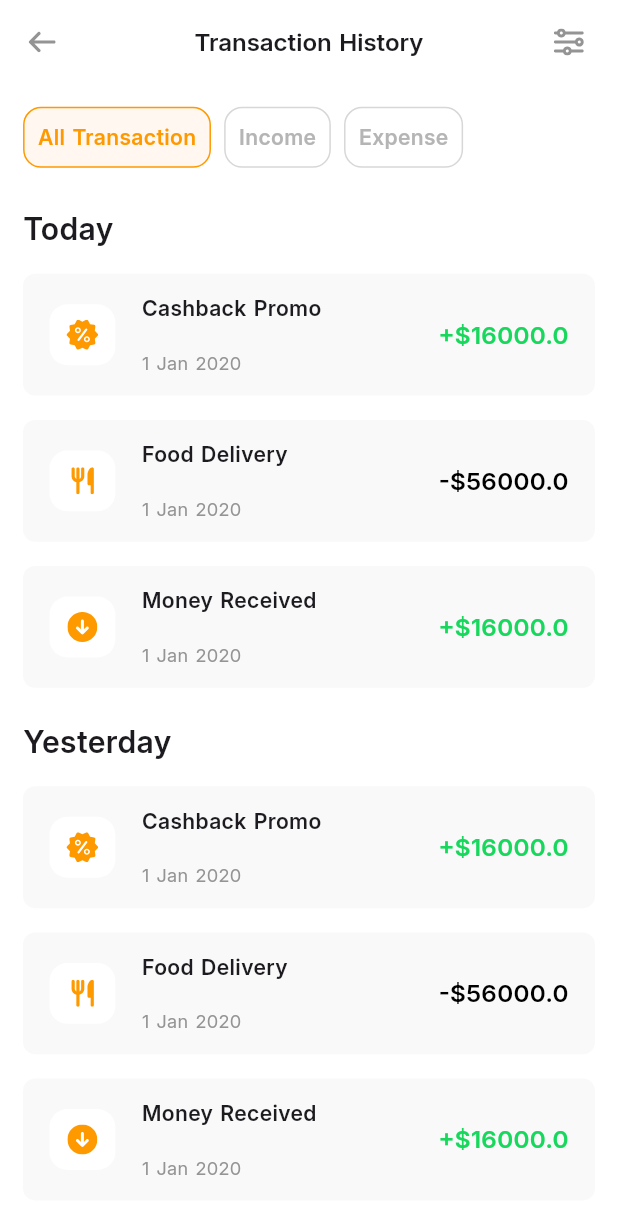
After one commit to Adel-Jarour/b_wallet_app, a Flutter app: the TransactionHistoryScreen screen opened by its route, on a phone screen of 412 x 824 dp. The commit adds this screen. Shown: the top 1214 px of the screen. Run offline on Flutter 3.47's test engine with Material 3 defaults, Android fonts, the phone set to English and light mode, and no system bars; our stand-ins replace flutter_screenutil, flutter_staggered_animations, flutter_svg, get, lottie, pinput and 1 more.

Commit message:
complete transaction histoty

```diff
--- a/lib/config/translation/strings_enum.dart
+++ b/lib/config/translation/strings_enum.dart
@@ -151,4 +151,6 @@ Lorem ipsum dolor sit amet, consectetur adipisicing elit, sed do eiusmod tempor
   static const String cashFlowYouDoingWellYourMoney =
       'You’re doing well with your money';
   static const String cashFlowTransactionHistory = 'Transaction History';
+  static const String transactionHistoryToday = 'Today';
+  static const String transactionHistoryYesterday = 'Yesterday';
 }
--- a/lib/const/image_const.dart
+++ b/lib/const/image_const.dart
@@ -41,4 +41,6 @@ class ImageConst {
   static String arrowDownIcon = "assets/icons/arrow_down.svg";
   static String atIcon = "assets/icons/at.svg";
   static String whatsAppIcon = "assets/icons/whatsApp.svg";
+  static String foodIcon = "assets/icons/food.svg";
+  static String filterIcon = "assets/icons/filter.svg";
 }
--- a/lib/controller/auth_controller.dart
+++ b/lib/controller/auth_controller.dart
@@ -32,7 +32,7 @@ class AuthController extends GetxController {
       () {
         loginSubmittedAnimation = false;
         update(['login_submit']);
-        Get.toNamed(Routes.home);
+        Get.offAllNamed(Routes.home);
       },
     );
   }
--- a/lib/controller/cash_flow_controller.dart
+++ b/lib/controller/cash_flow_controller.dart
@@ -1,4 +1,6 @@
+import 'package:b_wallet/const/image_const.dart';
 import 'package:b_wallet/models/chart_data_model.dart';
+import 'package:b_wallet/models/transaction_model.dart';
 import 'package:get/get.dart';
 
 class CashFlowController extends GetxController {
@@ -11,4 +13,62 @@ class CashFlowController extends GetxController {
     ChartDataModel("Sat", 30, 40),
     ChartDataModel("Sun", 40, 50),
   ];
+
+  List<TransactionModel> transactions = [
+    TransactionModel(
+      icon: ImageConst.percentIcon,
+      title: 'Cashback Promo',
+      date: '1 Jan 2020',
+      price: 16000,
+      transactionType: TransactionType.income,
+    ),
+    TransactionModel(
+      icon: ImageConst.foodIcon,
+      title: 'Food Delivery',
+      date: '1 Jan 2020',
+      price: 56000,
+      transactionType: TransactionType.expense,
+    ),
+    TransactionModel(
+      icon: ImageConst.requestIcon,
+      title: 'Money Received',
+      date: '1 Jan 2020',
+      price: 16000,
+      transactionType: TransactionType.income,
+    ),
+    TransactionModel(
+      icon: ImageConst.percentIcon,
+      title: 'Cashback Promo',
+      date: '1 Jan 2020',
+      price: 16000,
+      transactionType: TransactionType.income,
+    ),
+    TransactionModel(
+      icon: ImageConst.foodIcon,
+      title: 'Food Delivery',
+      date: '1 Jan 2020',
+      price: 56000,
+      transactionType: TransactionType.expense,
+    ),
+    TransactionModel(
+      icon: ImageConst.requestIcon,
+      title: 'Money Received',
+      date: '1 Jan 2020',
+      price: 16000,
+      transactionType: TransactionType.income,
+    ),
+  ];
+
+  int transactionFilterTypeIndex = 0;
+
+  void updateTransactionFilterTypeIndex(int index) {
+    transactionFilterTypeIndex = index;
+    update(['transactionFilterTypeIndex']);
+  }
+
+  List transactionFilterType = [
+    (0, 'All Transaction', TransactionType.all),
+    (1, 'Income', TransactionType.income),
+    (2, 'Expense', TransactionType.expense),
+  ];
 }
--- /dev/null
+++ b/lib/models/transaction_model.dart
@@ -0,0 +1,21 @@
+class TransactionModel {
+  String icon;
+  String title;
+  String date;
+  double price;
+  TransactionType transactionType;
+
+  TransactionModel({
+    required this.icon,
+    required this.title,
+    required this.date,
+    required this.price,
+    required this.transactionType,
+  });
+}
+
+enum TransactionType {
+  all,
+  expense,
+  income,
+}
--- a/lib/routes/app_pages.dart
+++ b/lib/routes/app_pages.dart
@@ -6,6 +6,7 @@ import 'package:b_wallet/view/screens/auth/forget_pass/reset_password/reset_pass
 import 'package:b_wallet/view/screens/auth/sign_up/pin/confirm_pin_screen.dart';
 import 'package:b_wallet/view/screens/auth/sign_up/pin/pin_screen.dart';
 import 'package:b_wallet/view/screens/bottomNav/bottom_nav_screen.dart';
+import 'package:b_wallet/view/screens/cash_flow/transaction_history/transaction_history_screen.dart';
 import 'package:b_wallet/view/screens/home/notify/notification_screen.dart';
 import 'package:b_wallet/view/screens/profile/add_new_card/add_new_card_screen.dart';
 import 'package:b_wallet/view/screens/profile/card/saved_card_screen.dart';
@@ -97,5 +98,10 @@ class AppPages {
       page: () => ContactScreen(),
       transition: Transition.leftToRightWithFade,
     ),
+    GetPage(
+      name: Routes.transactionHistory,
+      page: () => TransactionHistoryScreen(),
+      transition: Transition.leftToRightWithFade,
+    ),
   ];
 }
--- a/lib/routes/app_routes.dart
+++ b/lib/routes/app_routes.dart
@@ -17,8 +17,8 @@ class Routes {
   static const termsAndCondition = "/terms_and_condition";
   static const privacyPolicy = "/privacy_policy";
   static const contact = "/contact";
+  static const transactionHistory = "/transaction_history";
 
-  static const scanQR = "/scan_qr";
   static const login = "/login";
   static const signUp = "/sign_up";
 }
--- a/lib/view/screens/cash_flow/cash_flow_screen.dart
+++ b/lib/view/screens/cash_flow/cash_flow_screen.dart
@@ -1,10 +1,12 @@
 import 'package:b_wallet/config/translation/strings_enum.dart';
 import 'package:b_wallet/const/color_const.dart';
 import 'package:b_wallet/controller/cash_flow_controller.dart';
+import 'package:b_wallet/routes/app_routes.dart';
 import 'package:b_wallet/view/screens/cash_flow/widget/custom_cash_chart.dart';
 import 'package:b_wallet/view/screens/cash_flow/widget/custom_cash_flow_header.dart';
 import 'package:b_wallet/view/screens/cash_flow/widget/custom_cash_money_tracker.dart';
 import 'package:b_wallet/view/screens/cash_flow/widget/custom_transaction_history.dart';
+import 'package:b_wallet/view/widgets/custom_button.dart';
 import 'package:b_wallet/view/widgets/custom_text.dart';
 import 'package:flutter/material.dart';
 import 'package:flutter_screenutil/flutter_screenutil.dart';
@@ -17,10 +19,15 @@ class CashFlowScreen extends StatelessWidget {
 
   @override
   Widget build(BuildContext context) {
-    return SingleChildScrollView(
+    return SafeArea(
+      child: SingleChildScrollView(
         child: Padding(
           padding: EdgeInsetsDirectional.only(
-            start: 24.w, end: 24.w, top: 60.h, bottom: 20.h),
+            start: 24.w,
+            end: 24.w,
+            top: 60.h,
+            bottom: 40.h,
+          ),
           child: Column(
             crossAxisAlignment: CrossAxisAlignment.start,
             children: [
@@ -69,7 +76,23 @@ class CashFlowScreen extends StatelessWidget {
                 height: 32.h,
               ),
               CustomTransactionHistory(),
+              SizedBox(
+                height: 16.h,
+              ),
+              CustomButton(
+                txt: Strings.buttonSeeAllTransaction,
+                onTap: () {
+                  Get.toNamed(Routes.transactionHistory);
+                },
+                boxBorder: Border.all(
+                  color: ColorConst.orangeColor,
+                ),
+                colorButton: Colors.transparent,
+                colorTxt: ColorConst.orangeColor,
+                height: 48.h,
+              ),
             ],
+          ),
         ),
       ),
     );
--- /dev/null
+++ b/lib/view/screens/cash_flow/transaction_history/transaction_history_screen.dart
@@ -0,0 +1,158 @@
+import 'package:b_wallet/config/translation/strings_enum.dart';
+import 'package:b_wallet/const/color_const.dart';
+import 'package:b_wallet/const/image_const.dart';
+import 'package:b_wallet/controller/cash_flow_controller.dart';
+import 'package:b_wallet/models/transaction_model.dart';
+import 'package:b_wallet/view/screens/cash_flow/transaction_history/widget/custom_transaction_history_app_bar_bottom.dart';
+import 'package:b_wallet/view/screens/cash_flow/widget/custom_transaction_item.dart';
+import 'package:b_wallet/view/widgets/custom_arrow_back.dart';
+import 'package:b_wallet/view/widgets/custom_text.dart';
+import 'package:flutter/material.dart';
+import 'package:flutter_screenutil/flutter_screenutil.dart';
+import 'package:flutter_svg/flutter_svg.dart';
+import 'package:get/get.dart';
+
+class TransactionHistoryScreen extends StatelessWidget {
+  TransactionHistoryScreen({super.key});
+
+  final CashFlowController controller = Get.find();
+
+  @override
+  Widget build(BuildContext context) {
+    return Scaffold(
+      appBar: AppBar(
+        surfaceTintColor: ColorConst.whiteColor,
+        leading: CustomArrowBack(
+          color: ColorConst.grey1Color,
+        ),
+        title: CustomText(
+          txt: Strings.cashFlowTransactionHistory,
+          fontSize: 16.sp,
+          fontWeight: FontWeight.w600,
+        ),
+        centerTitle: true,
+        actions: [
+          Padding(
+            padding: EdgeInsetsDirectional.only(end: 8.w),
+            child: IconButton(
+              onPressed: () {},
+              icon: SvgPicture.asset(
+                ImageConst.filterIcon,
+                colorFilter: ColorFilter.mode(
+                  ColorConst.grey1Color,
+                  BlendMode.srcIn,
+                ),
+              ),
+            ),
+          )
+        ],
+        bottom: PreferredSize(
+          preferredSize: Size.fromHeight(60.h),
+          child: CustomTransactionHistoryAppBarBottom(),
+        ),
+      ),
+      body: SingleChildScrollView(
+        child: Padding(
+          padding:
+              EdgeInsetsDirectional.symmetric(horizontal: 14.w, vertical: 25.h),
+          child: GetBuilder<CashFlowController>(
+              id: 'transactionFilterTypeIndex',
+              builder: (_) {
+                List<TransactionModel> incomeList = controller.transactions
+                    .where((t) => t.transactionType == TransactionType.income)
+                    .toList();
+
+                List<TransactionModel> expenseList = controller.transactions
+                    .where((t) => t.transactionType == TransactionType.expense)
+                    .toList();
+
+                return controller.transactionFilterTypeIndex == 0
+                    ? Column(
+                        crossAxisAlignment: CrossAxisAlignment.start,
+                        children: [
+                          CustomText(
+                            txt: Strings.transactionHistoryToday,
+                            fontSize: 20.sp,
+                            fontWeight: FontWeight.w600,
+                          ),
+                          SizedBox(
+                            height: 20.h,
+                          ),
+                          ListView.separated(
+                            scrollDirection: Axis.vertical,
+                            shrinkWrap: true,
+                            physics: const NeverScrollableScrollPhysics(),
+                            itemBuilder: (context, index) {
+                              var transaction = controller.transactions[index];
+                              return CustomTransactionItem(
+                                transaction: transaction,
+                              );
+                            },
+                            separatorBuilder: (context, index) => SizedBox(
+                              height: 16.h,
+                            ),
+                            itemCount: controller.transactions.length <= 3
+                                ? controller.transactions.length
+                                : 3,
+                          ),
+                          SizedBox(
+                            height: 25.h,
+                          ),
+                          CustomText(
+                            txt: Strings.transactionHistoryYesterday,
+                            fontSize: 20.sp,
+                            fontWeight: FontWeight.w600,
+                          ),
+                          SizedBox(
+                            height: 20.h,
+                          ),
+                          ListView.separated(
+                            scrollDirection: Axis.vertical,
+                            shrinkWrap: true,
+                            physics: const NeverScrollableScrollPhysics(),
+                            itemBuilder: (context, index) {
+                              var transaction = controller.transactions[index];
+                              return CustomTransactionItem(
+                                transaction: transaction,
+                              );
+                            },
+                            separatorBuilder: (context, index) => SizedBox(
+                              height: 16.h,
+                            ),
+                            itemCount: controller.transactions.length <= 4
+                                ? controller.transactions.length
+                                : 4,
+                          ),
+                        ],
+                      )
+                    : Column(
+                        children: [
+                          ListView.separated(
+                            scrollDirection: Axis.vertical,
+                            shrinkWrap: true,
+                            physics: const NeverScrollableScrollPhysics(),
+                            itemBuilder: (context, index) {
+                              var transaction =
+                                  controller.transactionFilterTypeIndex == 1
+                                      ? incomeList[index]
+                                      : expenseList[index];
+                              return CustomTransactionItem(
+                                transaction: transaction,
+                              );
+                            },
+                            separatorBuilder: (context, index) => SizedBox(
+                              height: 16.h,
+                            ),
+                            itemCount:
+                                controller.transactionFilterTypeIndex == 1
+                                    ? incomeList.length
+                                    : expenseList.length,
+                          ),
+                        ],
+                      );
+              }),
+        ),
+      ),
+    );
+  }
+}
--- /dev/null
+++ b/lib/view/screens/cash_flow/transaction_history/widget/custom_transaction_history_app_bar_bottom.dart
@@ -0,0 +1,65 @@
+import 'package:b_wallet/const/color_const.dart';
+import 'package:b_wallet/controller/cash_flow_controller.dart';
+import 'package:b_wallet/view/widgets/custom_text.dart';
+import 'package:flutter/material.dart';
+import 'package:flutter_screenutil/flutter_screenutil.dart';
+import 'package:get/get.dart';
+
+class CustomTransactionHistoryAppBarBottom extends StatelessWidget {
+  CustomTransactionHistoryAppBarBottom({
+    super.key,
+  });
+
+  final CashFlowController controller = Get.find();
+
+  @override
+  Widget build(BuildContext context) {
+    return GetBuilder<CashFlowController>(
+      id: 'transactionFilterTypeIndex',
+      builder: (_) => Padding(
+        padding: EdgeInsets.only(top: 15.h, bottom: 5.h),
+        child: Padding(
+          padding: EdgeInsetsDirectional.only(start: 14.w),
+          child: Row(
+            children: controller.transactionFilterType.map((e) {
+              bool check = controller.transactionFilterTypeIndex == e.$1;
+              return Padding(
+                padding: EdgeInsetsDirectional.only(end: e.$1 == 2 ? 0 : 8.w),
+                child: InkWell(
+                  overlayColor: WidgetStateProperty.all(Colors.transparent),
+                  onTap: () {
+                    controller.updateTransactionFilterTypeIndex(e.$1);
+                  },
+                  child: Container(
+                    height: 40.h,
+                    padding: EdgeInsetsDirectional.symmetric(horizontal: 8.w),
+                    decoration: BoxDecoration(
+                      borderRadius: BorderRadius.circular(12),
+                      color: check
+                          ? ColorConst.lightOrangeColor
+                          : Colors.transparent,
+                      border: Border.all(
+                        color: check
+                            ? ColorConst.orangeColor
+                            : ColorConst.grey3Color,
+                      ),
+                    ),
+                    alignment: Alignment.center,
+                    child: CustomText(
+                      txt: e.$2,
+                      fontSize: 14.sp,
+                      fontWeight: FontWeight.w600,
+                      color: check
+                          ? ColorConst.orangeColor
+                          : ColorConst.grey2Color,
+                    ),
+                  ),
+                ),
+              );
+            }).toList(),
+          ),
+        ),
+      ),
+    );
+  }
+}
--- a/lib/view/screens/cash_flow/widget/custom_transaction_history.dart
+++ b/lib/view/screens/cash_flow/widget/custom_transaction_history.dart
@@ -1,11 +1,15 @@
 import 'package:b_wallet/config/translation/strings_enum.dart';
+import 'package:b_wallet/controller/cash_flow_controller.dart';
 import 'package:b_wallet/view/screens/cash_flow/widget/custom_transaction_item.dart';
 import 'package:b_wallet/view/widgets/custom_text.dart';
 import 'package:flutter/material.dart';
 import 'package:flutter_screenutil/flutter_screenutil.dart';
+import 'package:get/get.dart';
 
 class CustomTransactionHistory extends StatelessWidget {
-  const CustomTransactionHistory({super.key});
+  CustomTransactionHistory({super.key});
+
+  final CashFlowController controller = Get.find();
 
   @override
   Widget build(BuildContext context) {
@@ -20,7 +24,23 @@ class CustomTransactionHistory extends StatelessWidget {
         SizedBox(
           height: 18.h,
         ),
-        CustomTransactionItem(),
+        ListView.separated(
+          scrollDirection: Axis.vertical,
+          shrinkWrap: true,
+          physics: const NeverScrollableScrollPhysics(),
+          itemBuilder: (context, index) {
+            var transaction = controller.transactions[index];
+            return CustomTransactionItem(
+              transaction: transaction,
+            );
+          },
+          separatorBuilder: (context, index) => SizedBox(
+            height: 16.h,
+          ),
+          itemCount: controller.transactions.length <= 3
+              ? controller.transactions.length
+              : 3,
+        ),
       ],
     );
   }
--- a/lib/view/screens/cash_flow/widget/custom_transaction_item.dart
+++ b/lib/view/screens/cash_flow/widget/custom_transaction_item.dart
@@ -1,12 +1,14 @@
 import 'package:b_wallet/const/color_const.dart';
-import 'package:b_wallet/const/image_const.dart';
+import 'package:b_wallet/models/transaction_model.dart';
 import 'package:b_wallet/view/widgets/custom_text.dart';
 import 'package:flutter/material.dart';
 import 'package:flutter_screenutil/flutter_screenutil.dart';
 import 'package:flutter_svg/flutter_svg.dart';
 
 class CustomTransactionItem extends StatelessWidget {
-  const CustomTransactionItem({super.key});
+  const CustomTransactionItem({super.key, required this.transaction});
+
+  final TransactionModel transaction;
 
   @override
   Widget build(BuildContext context) {
@@ -34,7 +36,7 @@ class CustomTransactionItem extends StatelessWidget {
                 margin: EdgeInsetsDirectional.symmetric(vertical: 4.h),
                 alignment: Alignment.center,
                 child: SvgPicture.asset(
-                  ImageConst.percentIcon,
+                  transaction.icon,
                   colorFilter:
                       ColorFilter.mode(ColorConst.orangeColor, BlendMode.srcIn),
                 ),
@@ -47,12 +49,12 @@ class CustomTransactionItem extends StatelessWidget {
                 mainAxisAlignment: MainAxisAlignment.spaceBetween,
                 children: [
                   CustomText(
-                    txt: 'Cashback Promo',
+                    txt: transaction.title,
                     fontSize: 14.sp,
                     fontWeight: FontWeight.w600,
                   ),
                   CustomText(
-                    txt: '1 Jan 2020',
+                    txt: transaction.date,
                     fontSize: 12.sp,
                     color: ColorConst.grey1Color,
                   ),
@@ -61,10 +63,14 @@ class CustomTransactionItem extends StatelessWidget {
             ],
           ),
           CustomText(
-            txt: '+\$16,000',
+            txt: transaction.transactionType == TransactionType.income
+                ? '+\$${transaction.price}'
+                : '-\$${transaction.price}',
             fontSize: 16.sp,
             fontWeight: FontWeight.w600,
-            color: ColorConst.greenColor,
+            color: transaction.transactionType == TransactionType.income
+                ? ColorConst.greenColor
+                : ColorConst.blackColor,
           ),
         ],
       ),
--- a/lib/view/widgets/custom_arrow_back.dart
+++ b/lib/view/widgets/custom_arrow_back.dart
@@ -1,3 +1,4 @@
+import 'package:b_wallet/const/color_const.dart';
 import 'package:b_wallet/const/image_const.dart';
 import 'package:flutter/material.dart';
 import 'package:flutter_screenutil/flutter_screenutil.dart';
@@ -5,7 +6,9 @@ import 'package:flutter_svg/svg.dart';
 import 'package:get/get.dart';
 
 class CustomArrowBack extends StatelessWidget {
-  const CustomArrowBack({super.key});
+  const CustomArrowBack({super.key, this.color});
+
+  final Color? color;
 
   @override
   Widget build(BuildContext context) {
@@ -17,6 +20,10 @@ class CustomArrowBack extends StatelessWidget {
         ImageConst.backIcon,
         width: 18.w,
         height: 14.h,
+        colorFilter: ColorFilter.mode(
+          color ?? ColorConst.whiteColor,
+          BlendMode.srcIn,
+        ),
       ),
     );
   }
```
Also changed, not shown: assets/icons/filter.svg (added), assets/icons/food.svg (added). Lines whose indentation alone changed are shown as unchanged.
